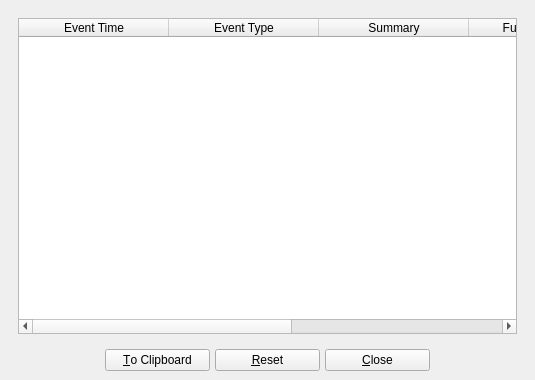
textbrowser/biblioteq, file UI/biblioteq_errordiag.ui: the form before one commit.
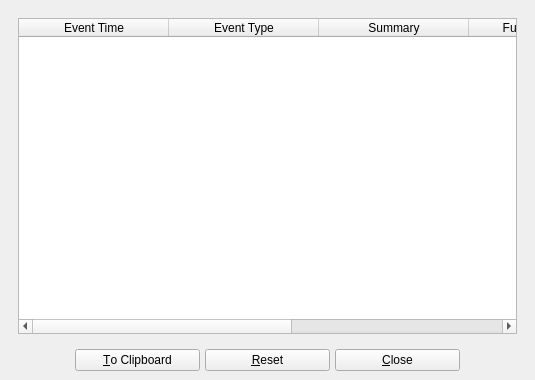
The form after the commit. Icons and pictures are not drawn.

Patch:
```diff
--- a/UI/biblioteq_errordiag.ui
+++ b/UI/biblioteq_errordiag.ui
@@ -120,7 +120,7 @@
        <widget class="QPushButton" name="copyButton">
         <property name="minimumSize">
          <size>
-          <width>105</width>
+          <width>125</width>
           <height>0</height>
          </size>
         </property>
@@ -137,7 +137,7 @@
        <widget class="QPushButton" name="resetButton">
         <property name="minimumSize">
          <size>
-          <width>105</width>
+          <width>125</width>
           <height>0</height>
          </size>
         </property>
@@ -154,7 +154,7 @@
        <widget class="QPushButton" name="cancelButton">
         <property name="minimumSize">
          <size>
-          <width>105</width>
+          <width>125</width>
           <height>0</height>
          </size>
         </property>
```
